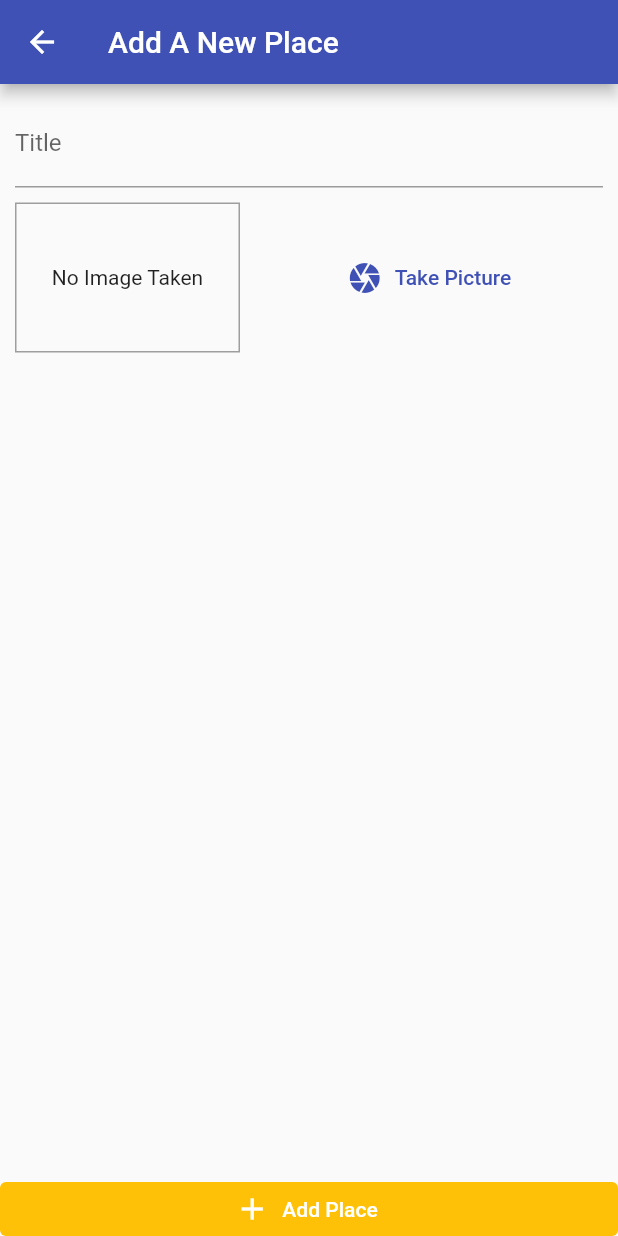
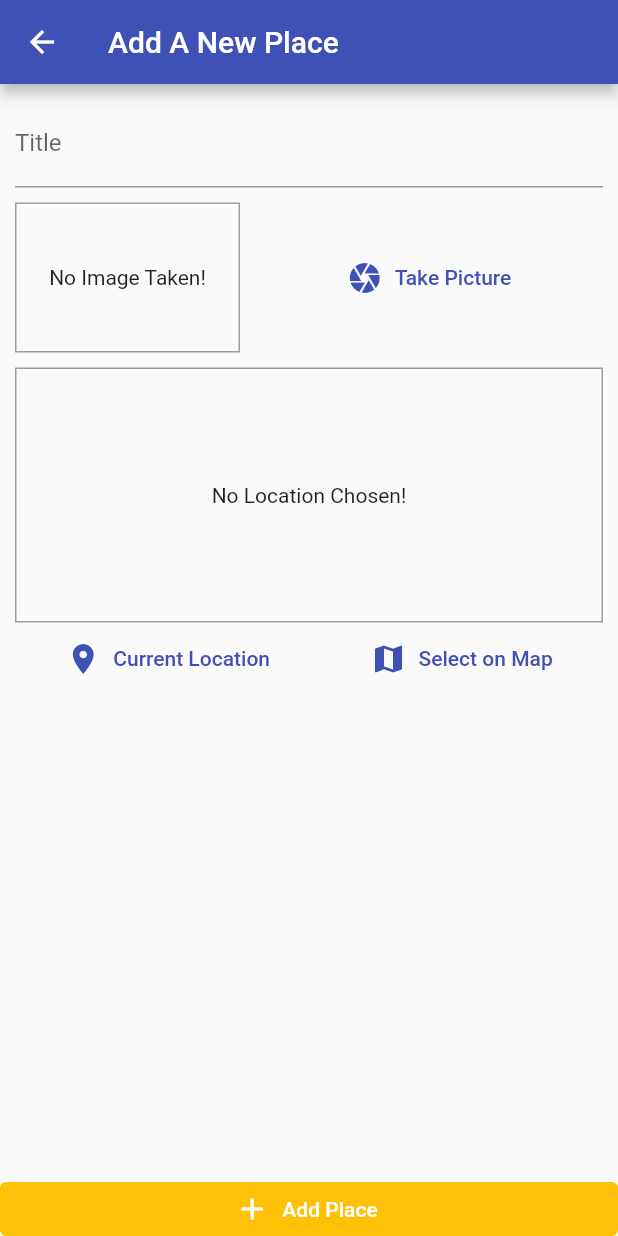
Before and after one commit to zawmorntwan/Great-Places, a Flutter app: the AddPlaceScreen screen opened by its route, on a phone screen of 412 x 824 dp. Run offline on Flutter 3.47's test engine with Material 2 defaults, Android fonts, the phone set to English and light mode, and no system bars; our stand-ins replace image_picker, sqflite; accounts and stored records are empty.

Commit message:
update location input

```diff
--- a/lib/screens/add_place_screen.dart
+++ b/lib/screens/add_place_screen.dart
@@ -5,6 +5,7 @@ import 'package:provider/provider.dart';
 
 import '../widgets/image_input.dart';
 import '../Providers/great_places.dart';
+import '../widgets/location_input.dart';
 
 class AddPlaceScreen extends StatefulWidget {
   static const routeName = '/add-place';
@@ -60,6 +61,10 @@ class _AddPlaceScreenState extends State<AddPlaceScreen> {
                       height: 10,
                     ),
                     ImageInput(_selectImage),
+                    SizedBox(
+                      height: 10,
+                    ),
+                    LocationInput()
                   ],
                 ),
               ),
--- a/lib/widgets/image_input.dart
+++ b/lib/widgets/image_input.dart
@@ -53,7 +53,7 @@ class _ImageInputState extends State<ImageInput> {
                   fit: BoxFit.cover,
                   width: double.infinity,
                 )
-              : Text('No Image Taken'),
+              : Text('No Image Taken!'),
           alignment: Alignment.center,
         ),
         SizedBox(
--- /dev/null
+++ b/lib/widgets/location_input.dart
@@ -0,0 +1,69 @@
+import 'package:flutter/material.dart';
+
+class LocationInput extends StatefulWidget {
+  const LocationInput({Key? key}) : super(key: key);
+
+  @override
+  State<LocationInput> createState() => _LocationInputState();
+}
+
+class _LocationInputState extends State<LocationInput> {
+  String? _previewImageUrl;
+  @override
+  Widget build(BuildContext context) {
+    return Column(
+      children: [
+        Container(
+          height: 170,
+          width: double.infinity,
+          alignment: Alignment.center,
+          decoration: BoxDecoration(
+            border: Border.all(
+              width: 1,
+              color: Colors.grey,
+            ),
+          ),
+          child: _previewImageUrl == null
+              ? Text(
+                  'No Location Chosen!',
+                  textAlign: TextAlign.center,
+                )
+              : Image.network(
+                  _previewImageUrl!,
+                  fit: BoxFit.cover,
+                  width: double.infinity,
+                ),
+        ),
+        Row(
+          mainAxisAlignment: MainAxisAlignment.spaceAround,
+          children: [
+            TextButton.icon(
+              onPressed: () {},
+              icon: Icon(
+                Icons.location_on,
+              ),
+              label: Text(
+                'Current Location',
+                style: TextStyle(
+                  color: Theme.of(context).primaryColor,
+                ),
+              ),
+            ),
+            TextButton.icon(
+              onPressed: () {},
+              icon: Icon(
+                Icons.map,
+              ),
+              label: Text(
+                'Select on Map',
+                style: TextStyle(
+                  color: Theme.of(context).primaryColor,
+                ),
+              ),
+            ),
+          ],
+        )
+      ],
+    );
+  }
+}
--- a/pubspec.yaml
+++ b/pubspec.yaml
@@ -29,6 +29,7 @@ dependencies:
   path_provider: ^2.0.11
   provider: ^6.0.4
   sqflite: ^1.1.5
+  location: ^2.3.5
 
 dev_dependencies:
   flutter_test:
```
Also changed, not shown: pubspec.lock, 1 other file.
